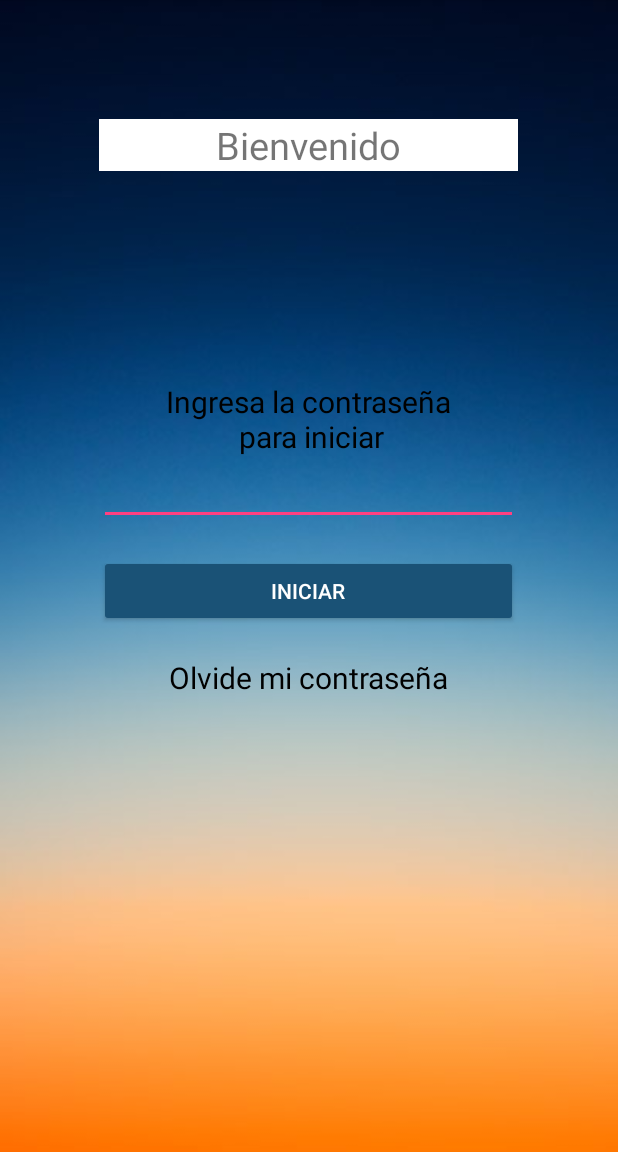
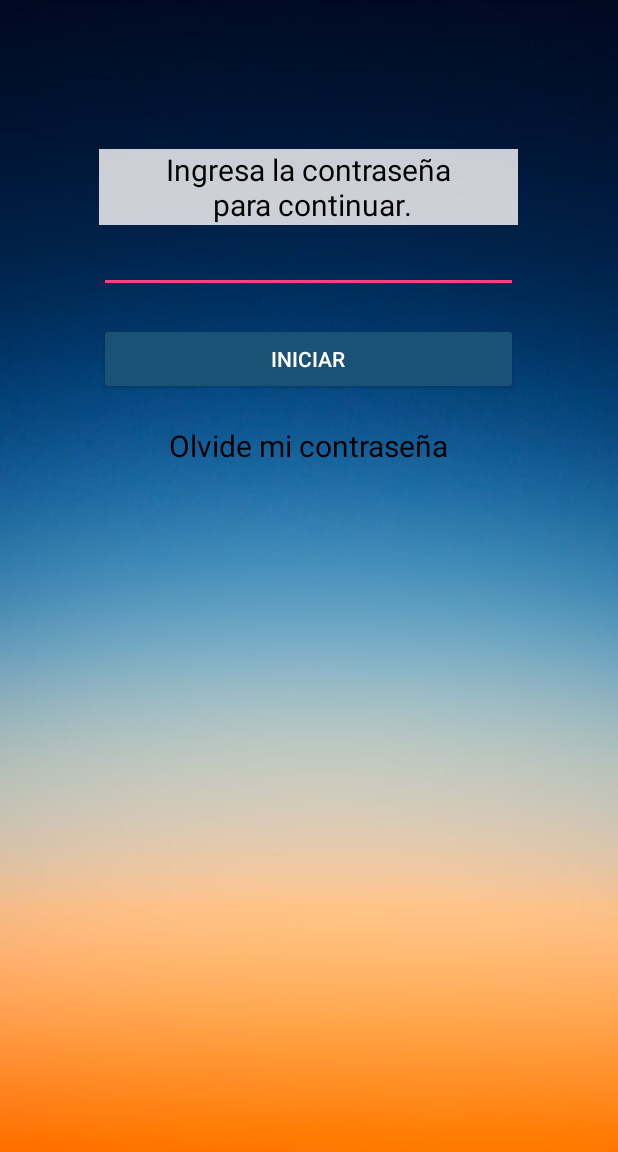
Before and after one commit to mariodoomer/PuertaAuto, an Android app: the LoginLocal screen opened directly, with no data from a screen before it, on a phone screen of 412 x 824 dp, the part 84-1236 px from its top. Run offline under Robolectric (Android 15) with nearby library versions, the light colour scheme and no system bars; network calls fail.

Commit message:
Esta vez, logre que al regresar a la aplicacion se marcara el radiobutton segun su estado de la ultima vez (libre o modo seguro), ademas de que la pantalla de login la transforme en una ventana de dialogo, el funcionamiento de dicho dialogo es el mismo que el layout activity_login_local. aun asi se conserva la clase de dicho layout

```diff
--- a/AutoAbrir/app/src/main/res/layout/activity_login_local.xml
+++ b/AutoAbrir/app/src/main/res/layout/activity_login_local.xml
@@ -41,27 +41,13 @@
         android:layout_height="match_parent" >
 
         <TextView
-            android:layout_marginTop="30dp"
             android:layout_width="wrap_content"
             android:layout_height="wrap_content"
             android:layout_column="1"
-            android:background="@android:color/background_light"
-            android:text="Bienvenido"
+            android:layout_marginTop="50dp"
+            android:text="Ingresa la contraseña\n para continuar."
             android:textAlignment="center"
-            android:textSize="25dp" />
-    </TableRow>
-
-    <TableRow
-        android:layout_width="match_parent"
-        android:layout_height="match_parent" >
-
-        <TextView
-            android:layout_width="wrap_content"
-            android:layout_height="wrap_content"
-            android:layout_column="1"
-            android:layout_marginTop="140dp"
-            android:text="Ingresa la contraseña\n para iniciar"
-            android:textAlignment="center"
+            android:background="#cdfffcfc"
             android:textColor="@android:color/background_dark"
             android:textSize="20dp" />
     </TableRow>
```
Also changed, not shown: AutoAbrir/app/src/main/java/com/example/dell/autoabrir/Principal.java (+56 -15 lines), AutoAbrir/app/src/main/res/drawable/boton.png.
